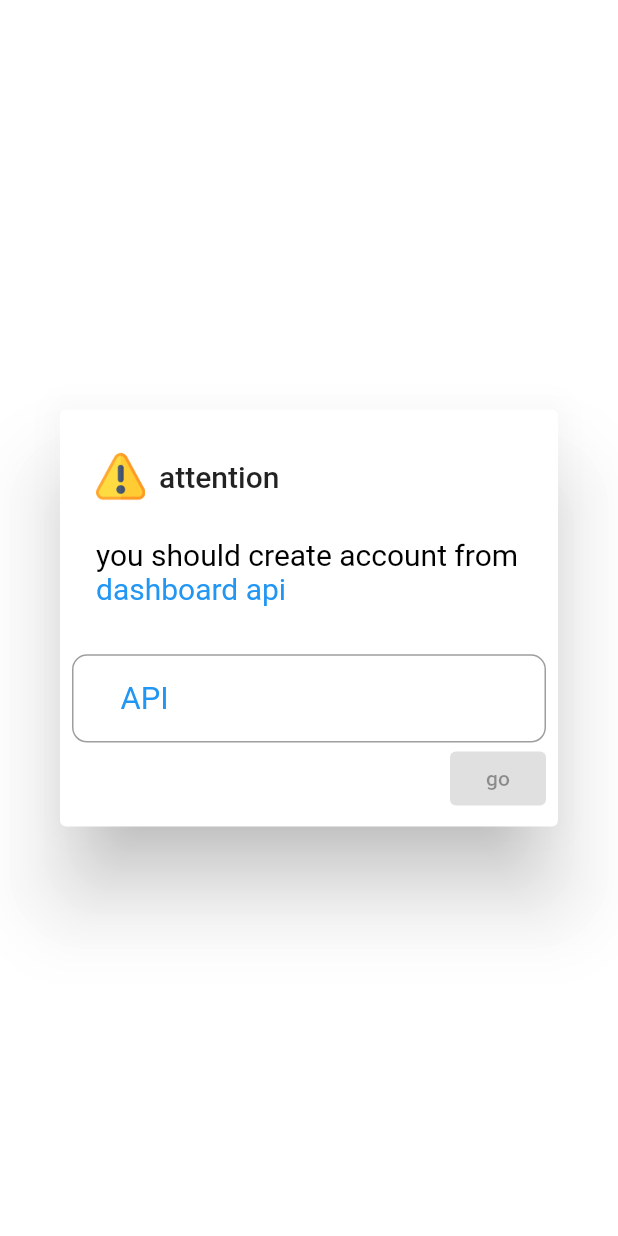
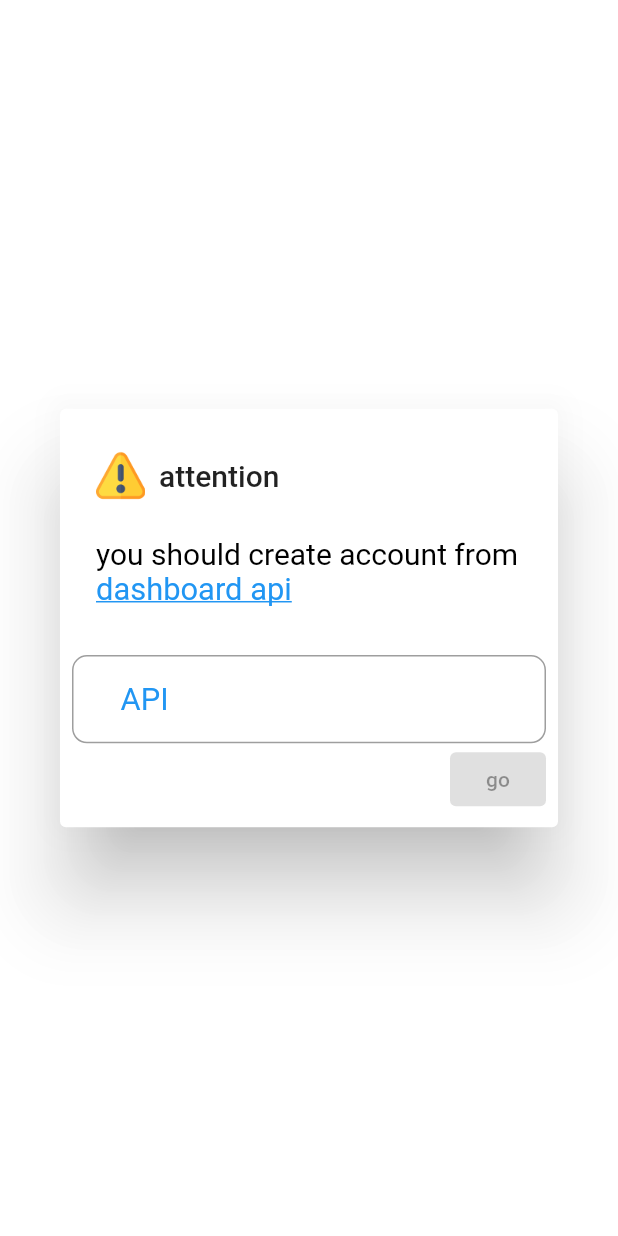
Before and after one commit to 1Mahmoud12/football_project, a Flutter app: the screen it shows after launch, on a phone screen of 412 x 824 dp. Run offline on Flutter 3.47's test engine with Material 2 defaults, Android fonts, the phone set to English and light mode, and no system bars; our stand-ins replace bloc, conditional_builder_null_safety, flutter_bloc, flutter_svg, get_it, google_fonts and 6 more; missing offline and left inert: widget_arrows.

Commit message:
version 1.3

```diff
--- a/lib/core/utils/dialog.dart
+++ b/lib/core/utils/dialog.dart
@@ -30,7 +30,7 @@ var dialogController=TextEditingController();
             text: TextSpan(
               children: [
                 TextSpan(text: 'you should create account from ',style: Theme.of(context).textTheme.bodyText1!.copyWith(color: Colors.black)),
-                TextSpan(text: 'dashboard api',style:Theme.of(context).textTheme.bodyText1!.copyWith(color: Colors.blue),recognizer: TapGestureRecognizer()..onTap=()async{
+                TextSpan(text: 'dashboard api',style:Theme.of(context).textTheme.bodyText1!.copyWith(color: Colors.blue,decoration: TextDecoration.underline,fontSize: widthMedia*.05),recognizer: TapGestureRecognizer()..onTap=()async{
                   _launchUrl();
 
                 }),
--- a/lib/main.dart
+++ b/lib/main.dart
@@ -26,7 +26,7 @@ void main() async{
 
   bool? mode=await SharedPreference.getDataBool('mode');
   Constants.todaySharedPreference=await SharedPreference.getData('today');
-  Constants.apiKey=await SharedPreference.getData('api');
+  //Constants.apiKey=await SharedPreference.getData('api');
  Constants.favorites=await SharedPreference.getDataString('favorites');
 
   if(Constants.todaySharedPreference==null){}
```
